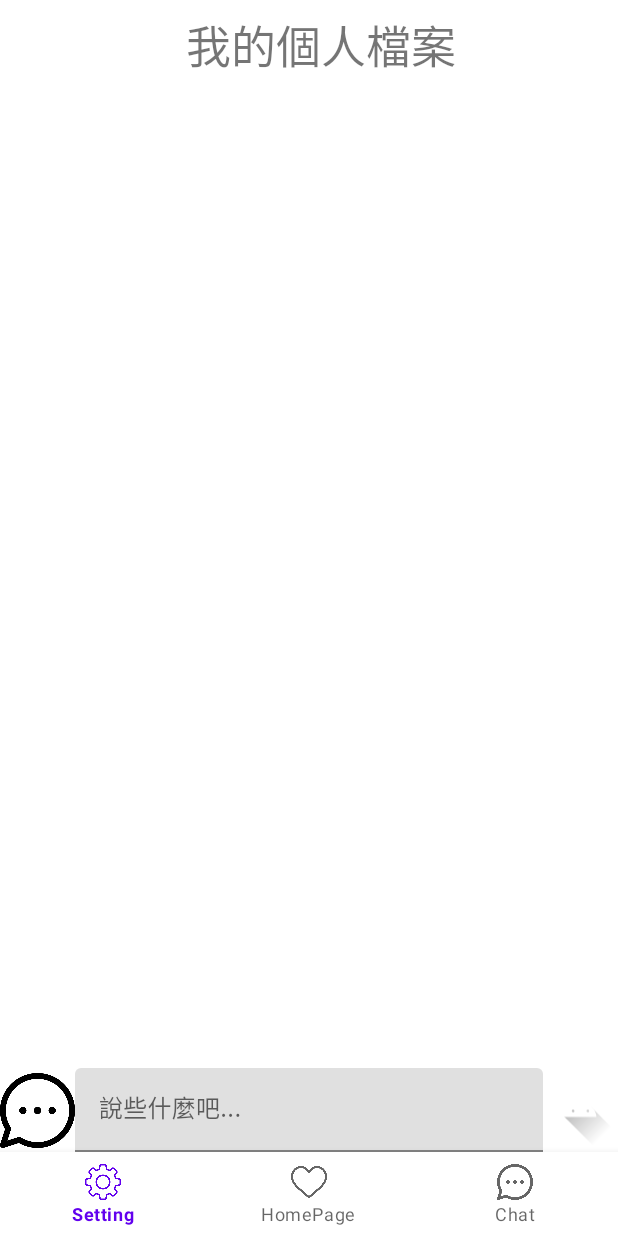
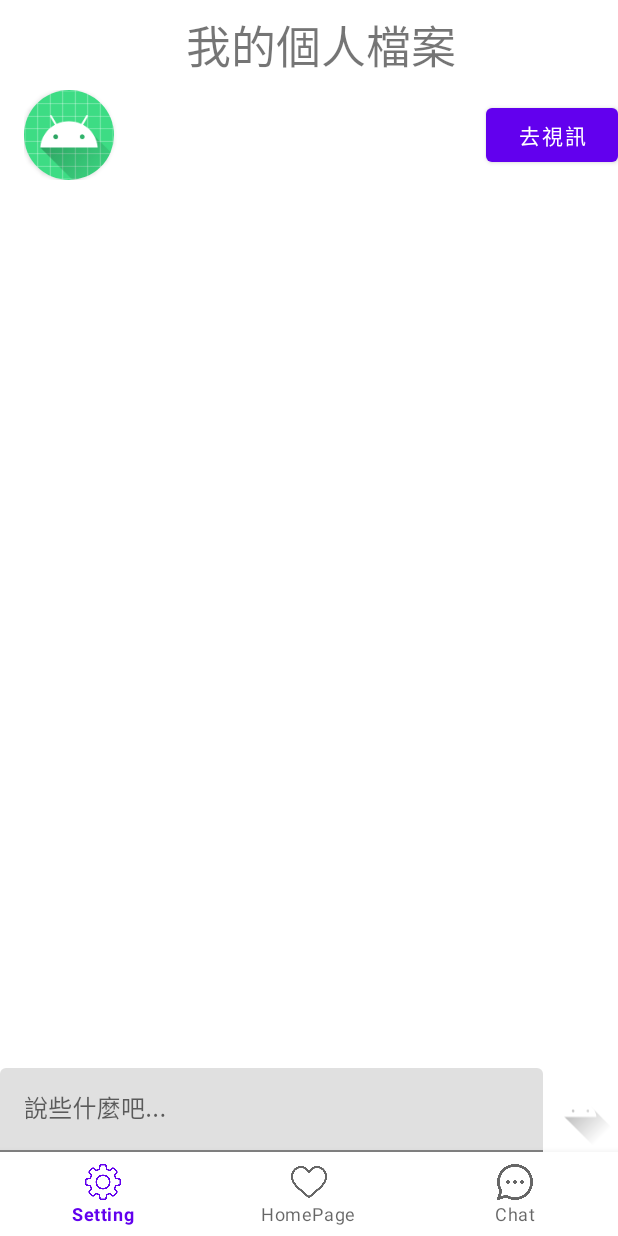
Before and after one commit to pollyannaanalytics/Chair, an Android app: the fragment ChatRoomFragment placed in its activity, on a phone screen of 412 x 824 dp. Run offline under Robolectric (Android 15) with nearby library versions, the phone set to English and light mode, and no system bars; our stand-ins replace Firebase (no records; nobody signed in at launch, a user with empty details on screens opened directly), Room's generated code, data binding, navigation-ui; libraries missing offline, so code that uses them is left out: com.google.firestore.v1; pictures from the network do not load; 3 statements that could not run were skipped.

Commit message:
user can enter meeting by clicking btn

```diff
--- a/app/src/main/AndroidManifest.xml
+++ b/app/src/main/AndroidManifest.xml
@@ -11,8 +11,10 @@
     <uses-permission android:name="android.permission.CAMERA" />
     <uses-permission android:name="android.permission.MODIFY_AUDIO_SETTINGS" />
 
-    <uses-permission android:name="android.permission.READ_EXTERNAL_STORAGE"/>
-    <uses-permission android:name="android.permission.WRITE_EXTERNAL_STORAGE"/>
+    <uses-permission android:name="android.permission.READ_EXTERNAL_STORAGE"
+        android:maxSdkVersion="32" />
+    <uses-permission android:name="android.permission.WRITE_EXTERNAL_STORAGE"
+        android:maxSdkVersion="32" />
 
     <application
         android:allowBackup="true"
--- a/app/src/main/java/com/example/reclaim/MainActivity.kt
+++ b/app/src/main/java/com/example/reclaim/MainActivity.kt
@@ -4,6 +4,7 @@ import android.content.Intent
 import androidx.appcompat.app.AppCompatActivity
 import android.os.Bundle
 import android.util.Log
+import android.view.View
 import androidx.databinding.DataBindingUtil
 import androidx.lifecycle.ViewModelProvider
 import androidx.navigation.fragment.NavHostFragment
@@ -43,6 +44,7 @@ class MainActivity : AppCompatActivity() {
                 R.id.homeFragment -> binding.toolbarTitle.setText("Reclaim")
                 R.id.profileFragment -> binding.toolbarTitle.setText("我的個人檔案")
                 R.id.chatListFragment -> binding.toolbarTitle.setText("我的好友")
+                R.id.chatRoomFragment -> binding.toolbar.visibility = View.GONE
 
             }
         }
--- a/app/src/main/java/com/example/reclaim/chatlist/ChatListRecordAdapter.kt
+++ b/app/src/main/java/com/example/reclaim/chatlist/ChatListRecordAdapter.kt
@@ -1,5 +1,4 @@
 package com.example.reclaim.chatlist
 
-class ChatListRecordAdapter() {
-
-}
+import androidx.recyclerview.widget.ListAdapter
+import com.example.reclaim.data.ChatRoom
--- a/app/src/main/java/com/example/reclaim/chatlist/ChatListViewModel.kt
+++ b/app/src/main/java/com/example/reclaim/chatlist/ChatListViewModel.kt
@@ -35,7 +35,7 @@ class ChatListViewModel(private val dao: ReclaimDatabaseDao) : ViewModel() {
         _friendsList.value = emptyList<Friends>().toMutableList()
         _recordList.value = emptyList<ChatRoom>().toMutableList()
         loadAllMatch()
-        loadAllRecords()
+//        loadAllRecords()
     }
 
     fun loadAllRecords() {
--- a/app/src/main/java/com/example/reclaim/chatroom/ChatRoomFragment.kt
+++ b/app/src/main/java/com/example/reclaim/chatroom/ChatRoomFragment.kt
@@ -1,11 +1,14 @@
 package com.example.reclaim.chatroom
 
+import android.content.Intent
+import android.os.Build
 import android.os.Bundle
 import android.util.Log
 import androidx.fragment.app.Fragment
 import android.view.LayoutInflater
 import android.view.View
 import android.view.ViewGroup
+import androidx.annotation.RequiresApi
 import androidx.core.widget.doAfterTextChanged
 import androidx.lifecycle.ViewModelProvider
 import androidx.lifecycle.lifecycleScope
@@ -15,6 +18,7 @@ import com.example.reclaim.data.Friends
 import com.example.reclaim.data.ReclaimDatabase
 import com.example.reclaim.databinding.FragmentChatRoomBinding
 import com.example.reclaim.databinding.FragmentMeetingBinding
+import com.example.reclaim.videocall.RTCActivity
 import com.google.firebase.firestore.FirebaseFirestore
 import com.google.firebase.firestore.Query
 import com.google.firebase.firestore.ServerTimestamp
@@ -28,31 +32,44 @@ import okhttp3.internal.notify
 import java.util.UUID
 
 
-
 /**
  * A simple [Fragment] subclass.
  * Use the [ChatRoomFragment.newInstance] factory method to
  * create an instance of this fragment.
  */
 class ChatRoomFragment : Fragment() {
-    companion object{
+    companion object {
         const val TAG = "messagechat"
     }
 
     private val arg by navArgs<ChatRoomFragmentArgs>()
-val db = Firebase.firestore
+    val db = Firebase.firestore
+
+
+
+
+    lateinit var viewModel: ChatRoomViewModel
+
+
+    @RequiresApi(Build.VERSION_CODES.O)
     override fun onCreateView(
         inflater: LayoutInflater, container: ViewGroup?,
         savedInstanceState: Bundle?
     ): View? {
         // Inflate the layout for this fragment
-        val binding = FragmentChatRoomBinding.inflate(inflater)
         val application = requireNotNull(this.activity).application
         val databaseDao = ReclaimDatabase.getInstance(application).reclaimDao()
         val factory = ChatRoomFactory(arg, databaseDao)
-        val viewModel = ViewModelProvider(this, factory).get(ChatRoomViewModel::class.java)
+        viewModel = ViewModelProvider(this, factory).get(ChatRoomViewModel::class.java)
+        val binding = FragmentChatRoomBinding.inflate(inflater)
+
         var sendText = ""
-        val adapter = ChatRoomAdapter()
+        val adapter = ChatRoomAdapter(
+            ChatRoomAdapter.OnClickListener {
+                viewModel.joinMeeting(it.meetingId)
+                Log.i(TAG, "join meeting click")
+            }
+        )
         binding.viewModel = viewModel
         binding.chatRecordRecyclerview.adapter = adapter
 
@@ -63,25 +80,43 @@ val db = Firebase.firestore
         }
 
         binding.sendBtn.setOnClickListener {
-            if(sendText != ""){
+            if (sendText != "") {
                 Log.i(TAG, "send btn is clicked")
-                viewModel.sendMessage(sendText)
+                viewModel.sendMessage(sendText, "message")
                 binding.messageEdit.setText("")
 
             }
 
 
+        }
+
+
+        viewModel.recordWithFriend.observe(viewLifecycleOwner) {
+            adapter.submitList(it)
+            Log.i(TAG, "submit to adapter: $it")
 
         }
 
+        binding.videoButton.setOnClickListener {
+            val meetingId = UUID.randomUUID().leastSignificantBits.toString()
 
-        viewModel.recordWithFriend.observe(viewLifecycleOwner){
-            adapter.submitList(it)
-                Log.i(TAG, "submit to adapter: $it")
-//            viewModel.clearRecord()
+            val intent = Intent(requireActivity(), RTCActivity::class.java)
+            intent.putExtra("meetingID", meetingId)
+            intent.putExtra("isJoin", false)
+            startActivity(intent)
+
+            viewModel.sendVideoCallMessage(meetingId)
 
 
+        }
 
+        viewModel.joinMeetingId.observe(viewLifecycleOwner) {
+            val intent = Intent(requireActivity(), RTCActivity::class.java)
+            Log.i(TAG, "join meeting, id : $it")
+            intent.putExtra("meetingID", it)
+            intent.putExtra("isJoin", true)
+
+            startActivity(intent)
         }
 
 
@@ -92,5 +127,9 @@ val db = Firebase.firestore
         return binding.root
     }
 
+    override fun onDestroy() {
+        super.onDestroy()
+        viewModel.removeListener()
 
+    }
 }
--- a/app/src/main/java/com/example/reclaim/data/ChatRecord.kt
+++ b/app/src/main/java/com/example/reclaim/data/ChatRecord.kt
@@ -21,5 +21,9 @@ data class ChatRecord(
     val sendTime: String,
 
     @ColumnInfo(name = "sender_id")
-    val sender : String
+    val sender : String,
+
+    val type: String,
+
+    val meetingId: String
 )
--- a/app/src/main/java/com/example/reclaim/data/UserManager.kt
+++ b/app/src/main/java/com/example/reclaim/data/UserManager.kt
@@ -4,8 +4,8 @@ import java.util.UUID
 
 object UserManager {
 
-    val userId = "09222023"
+    val userId = "r118500001"
     var userType = "WORK"
-    var userName = ""
+    var userName = "Monday"
     var userImage = ""
 }
--- a/app/src/main/res/layout/fragment_chat_room.xml
+++ b/app/src/main/res/layout/fragment_chat_room.xml
@@ -14,12 +14,65 @@
         android:layout_width="match_parent"
         android:layout_height="match_parent"
         tools:context=".chatroom.ChatRoomFragment">
+        <androidx.appcompat.widget.Toolbar
+            android:id="@+id/tool_bar_chat_room"
+            android:layout_width="0dp"
+            android:layout_height="wrap_content"
+            app:layout_constraintStart_toStartOf="parent"
+            app:layout_constraintEnd_toEndOf="parent"
+            app:layout_constraintTop_toTopOf="parent"
+            >
+            <androidx.constraintlayout.widget.ConstraintLayout
+                android:layout_width="match_parent"
+                android:layout_height="match_parent">
+                <androidx.cardview.widget.CardView
+                    android:id="@+id/user_avator_container"
+                    android:layout_width="60dp"
+                    android:layout_height="60dp"
+                    app:layout_constraintTop_toTopOf="parent"
+                    app:layout_constraintStart_toStartOf="parent"
+                    app:cardCornerRadius="250dp"
+                    >
+                    <ImageView
+                        android:layout_width="match_parent"
+                        android:layout_height="match_parent"
+                        imageUri="@{viewModel.friend.imageUri}"
+                        android:src="@mipmap/ic_launcher"/>
+
+                </androidx.cardview.widget.CardView>
+
+                <TextView
+                    android:id="@+id/user_name"
+                    android:layout_width="0dp"
+                    android:layout_height="wrap_content"
+                    android:text="@{viewModel.friend.userName}"
+                    android:gravity="center"
+                    android:textSize="40sp"
+                    app:layout_constraintEnd_toStartOf="@id/video_button"
+                    app:layout_constraintStart_toEndOf="@id/user_avator_container"
+                    app:layout_constraintTop_toTopOf="parent"
+                    app:layout_constraintBottom_toBottomOf="parent"
+                    />
+                <Button
+                    android:id="@+id/video_button"
+                    android:layout_width="wrap_content"
+                    android:layout_height="match_parent"
+                    android:text="去視訊"
+                    app:layout_constraintEnd_toEndOf="parent"
+                    app:layout_constraintTop_toTopOf="parent"
+                    app:layout_constraintBottom_toBottomOf="parent"
+                    />
+
+            </androidx.constraintlayout.widget.ConstraintLayout>
+
+
+        </androidx.appcompat.widget.Toolbar>
         <androidx.recyclerview.widget.RecyclerView
             android:id="@+id/chat_record_recyclerview"
             android:layout_width="match_parent"
             android:layout_height="0dp"
             app:layoutManager="androidx.recyclerview.widget.LinearLayoutManager"
-            app:layout_constraintTop_toTopOf="parent"
+            app:layout_constraintTop_toBottomOf="@id/tool_bar_chat_room"
             app:layout_constraintBottom_toTopOf="@id/message_input"
             app:layout_constraintStart_toStartOf="parent"
             app:layout_constraintEnd_toEndOf="parent"
@@ -30,8 +83,8 @@
             android:layout_width="0dp"
             android:layout_height="wrap_content"
             android:hint="說些什麼吧..."
+            app:layout_constraintStart_toStartOf="parent"
             app:layout_constraintBottom_toBottomOf="parent"
-            app:layout_constraintStart_toEndOf="@id/start_video_call_btn"
             app:layout_constraintEnd_toStartOf="@id/send_btn">
 
             <com.google.android.material.textfield.TextInputEditText
@@ -41,15 +94,6 @@
 
                 />
         </com.google.android.material.textfield.TextInputLayout>
-        <ImageView
-            android:id="@+id/start_video_call_btn"
-            android:layout_width="50dp"
-            android:layout_height="50dp"
-            android:src="@drawable/messenger"
-            app:layout_constraintStart_toStartOf="parent"
-            app:layout_constraintTop_toTopOf="@id/message_input"
-            app:layout_constraintBottom_toBottomOf="@id/message_input"
-            />
 
         <ImageView
             android:id="@+id/send_btn"
```
Also changed, not shown: app/src/main/java/com/example/reclaim/chatroom/ChatRoomAdapter.kt (+24 -3 lines), app/src/main/java/com/example/reclaim/chatroom/ChatRoomViewModel.kt (+57 -27 lines), app/src/main/res/layout/chat_room_send_by_other.xml (+10 -1 lines), app/src/main/res/layout/chatlist_item.xml (+7 -4 lines), app/src/main/res/layout/fragment_chat_list.xml (+4 -13 lines).
